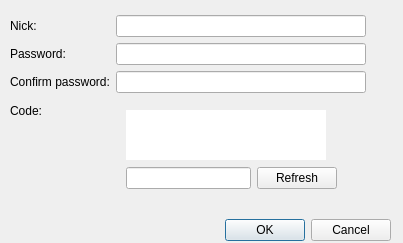
Above: ui/register_nick.ui from gitter-badger/simplechatclient before the change. Below: the same form after it.
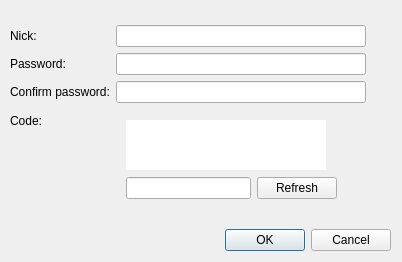
That is the form after the change. Icons and pictures are not drawn.

What changed in the file:
```diff
--- a/ui/register_nick.ui
+++ b/ui/register_nick.ui
@@ -6,20 +6,20 @@
    <rect>
     <x>0</x>
     <y>0</y>
-    <width>403</width>
-    <height>243</height>
+    <width>402</width>
+    <height>262</height>
    </rect>
   </property>
   <property name="minimumSize">
    <size>
-    <width>403</width>
-    <height>243</height>
+    <width>402</width>
+    <height>262</height>
    </size>
   </property>
   <property name="maximumSize">
    <size>
-    <width>403</width>
-    <height>243</height>
+    <width>402</width>
+    <height>262</height>
    </size>
   </property>
   <property name="windowTitle">
@@ -33,7 +33,7 @@
    <property name="geometry">
     <rect>
      <x>10</x>
-     <y>0</y>
+     <y>10</y>
      <width>381</width>
      <height>241</height>
     </rect>
```
